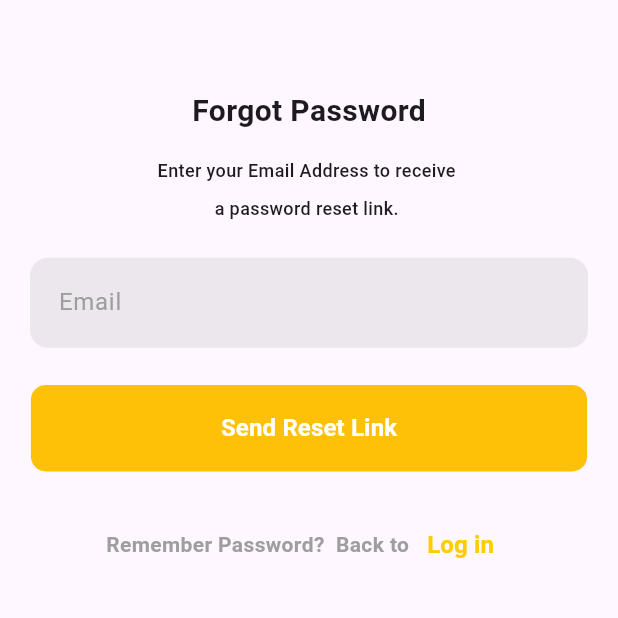
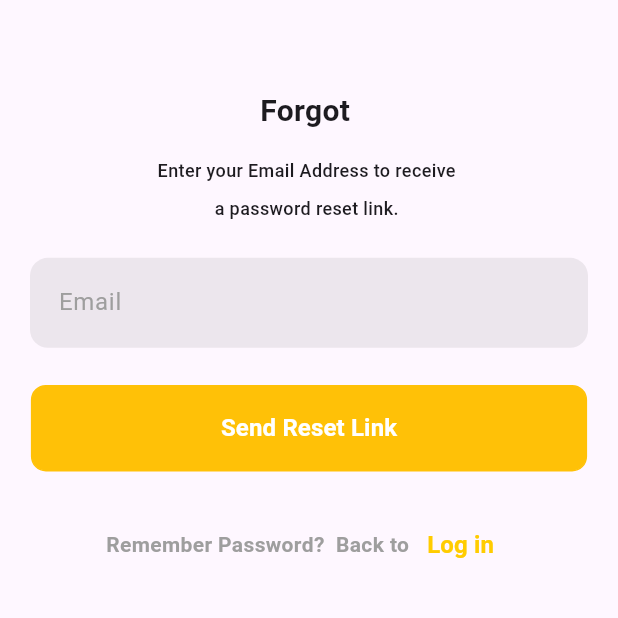
Before and after one commit to iamkashansheikh/stake_fair_app, a Flutter app: the ForgotPasswordScreen screen opened by its route, on a phone screen of 412 x 824 dp, the top half of it. Run offline on Flutter 3.47's test engine with Material 3 defaults, Android fonts, the phone set to English and light mode, and no system bars; our stand-ins replace flutter_screenutil, get, intl_phone_field, webview_flutter.

Commit message:
removing some text

```diff
--- a/lib/view/screens/authentication/forgot_password_screen.dart
+++ b/lib/view/screens/authentication/forgot_password_screen.dart
@@ -26,7 +26,7 @@ class ForgotPasswordScreen extends StatelessWidget {
               ),
               Center(
                   child: Text(
-                'Forgot Password',
+                'Forgot ',
                 style: TextStyle(fontSize: 20, fontWeight: FontWeight.w600),
               )),
               SizedBox(
```
